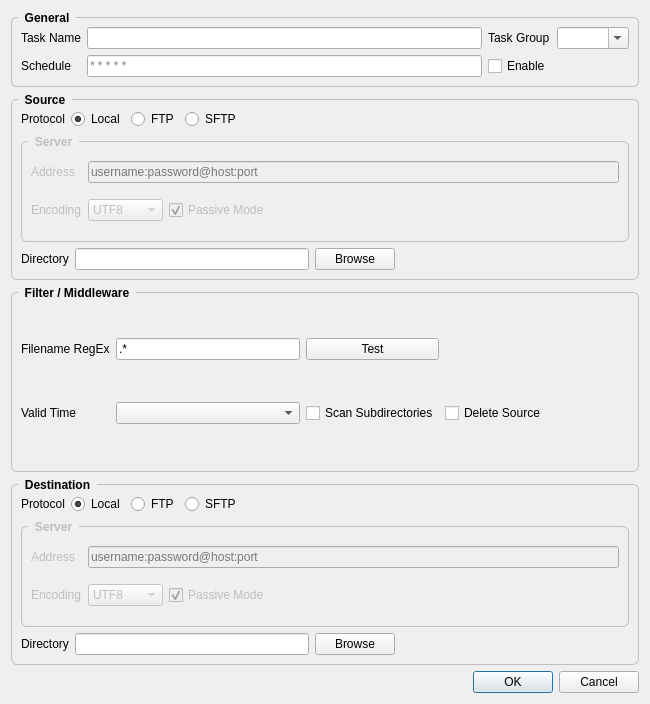
This is designer/dialog_task_edit.ui in funway/TransferDog as Qt 5 draws it before an edit. The edited form follows.
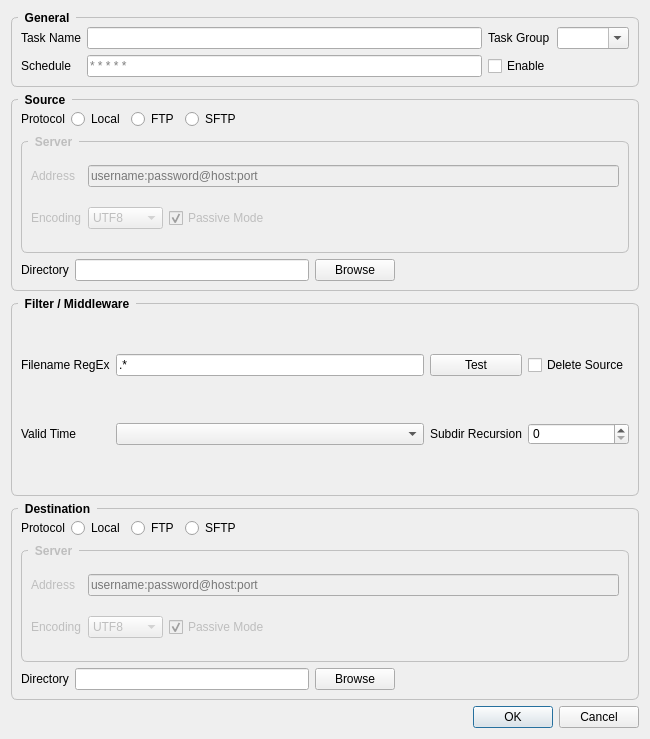
This is the edited form.

Patch:
```diff
--- a/designer/dialog_task_edit.ui
+++ b/designer/dialog_task_edit.ui
@@ -7,7 +7,7 @@
     <x>0</x>
     <y>0</y>
     <width>650</width>
-    <height>704</height>
+    <height>739</height>
    </rect>
   </property>
   <property name="windowTitle">
@@ -112,9 +112,6 @@
           <property name="text">
            <string>Local</string>
           </property>
-          <property name="checked">
-           <bool>true</bool>
-          </property>
           <attribute name="buttonGroup">
            <string notr="true">buttonGroup_src_protocol</string>
           </attribute>
@@ -125,9 +122,6 @@
           <property name="text">
            <string>FTP</string>
           </property>
-          <property name="checked">
-           <bool>false</bool>
-          </property>
           <attribute name="buttonGroup">
            <string notr="true">buttonGroup_src_protocol</string>
           </attribute>
@@ -222,7 +216,7 @@
           </spacer>
          </item>
          <item row="0" column="1" colspan="3">
-          <widget class="QLineEdit" name="lineEdit_src_server_address">
+          <widget class="QLineEdit" name="lineEdit_src_server_netloc">
            <property name="placeholderText">
             <string>username:password@host:port</string>
            </property>
@@ -280,37 +274,10 @@
       <string>Filter / Middleware</string>
      </property>
      <layout class="QGridLayout" name="gridLayout_3">
-      <item row="0" column="2">
-       <widget class="QPushButton" name="pushButton_2">
-        <property name="text">
-         <string>Test</string>
-        </property>
-       </widget>
-      </item>
       <item row="1" column="2">
-       <widget class="QCheckBox" name="checkBox_scan_subdir">
+       <widget class="QLabel" name="label_10">
         <property name="text">
-         <string>Scan Subdirectories</string>
-        </property>
-       </widget>
-      </item>
-      <item row="0" column="3">
-       <spacer name="horizontalSpacer_4">
-        <property name="orientation">
-         <enum>Qt::Horizontal</enum>
-        </property>
-        <property name="sizeHint" stdset="0">
-         <size>
-          <width>164</width>
-          <height>20</height>
-         </size>
-        </property>
-       </spacer>
-      </item>
-      <item row="1" column="3">
-       <widget class="QCheckBox" name="checkBox_delete_source">
-        <property name="text">
-         <string>Delete Source</string>
+         <string>Subdir Recursion</string>
         </property>
        </widget>
       </item>
@@ -324,13 +291,6 @@
       <item row="1" column="1">
        <widget class="QComboBox" name="comboBox_filter_valid_time"/>
       </item>
-      <item row="0" column="1">
-       <widget class="QLineEdit" name="lineEdit_filter_filename">
-        <property name="text">
-         <string>.*</string>
-        </property>
-       </widget>
-      </item>
       <item row="0" column="0">
        <widget class="QLabel" name="label_8">
         <property name="text">
@@ -338,6 +298,34 @@
         </property>
        </widget>
       </item>
+      <item row="0" column="2">
+       <widget class="QPushButton" name="pushButton_2">
+        <property name="text">
+         <string>Test</string>
+        </property>
+       </widget>
+      </item>
+      <item row="0" column="1">
+       <widget class="QLineEdit" name="lineEdit_filter_filename">
+        <property name="text">
+         <string>.*</string>
+        </property>
+       </widget>
+      </item>
+      <item row="1" column="3">
+       <widget class="QSpinBox" name="spinBox_subdir_recursion">
+        <property name="maximum">
+         <number>999</number>
+        </property>
+       </widget>
+      </item>
+      <item row="0" column="3">
+       <widget class="QCheckBox" name="checkBox_delete_source">
+        <property name="text">
+         <string>Delete Source</string>
+        </property>
+       </widget>
+      </item>
      </layout>
     </widget>
    </item>
@@ -361,9 +349,6 @@
           <property name="text">
            <string>Local</string>
           </property>
-          <property name="checked">
-           <bool>true</bool>
-          </property>
           <attribute name="buttonGroup">
            <string notr="true">buttonGroup_dest_protocol</string>
           </attribute>
@@ -468,7 +453,7 @@
           </spacer>
          </item>
          <item row="0" column="1" colspan="3">
-          <widget class="QLineEdit" name="lineEdit_dest_server_address">
+          <widget class="QLineEdit" name="lineEdit_dest_server_netloc">
            <property name="placeholderText">
             <string>username:password@host:port</string>
            </property>
```
Left out of the diff: 7 changed lines with no effect on the pictures.
